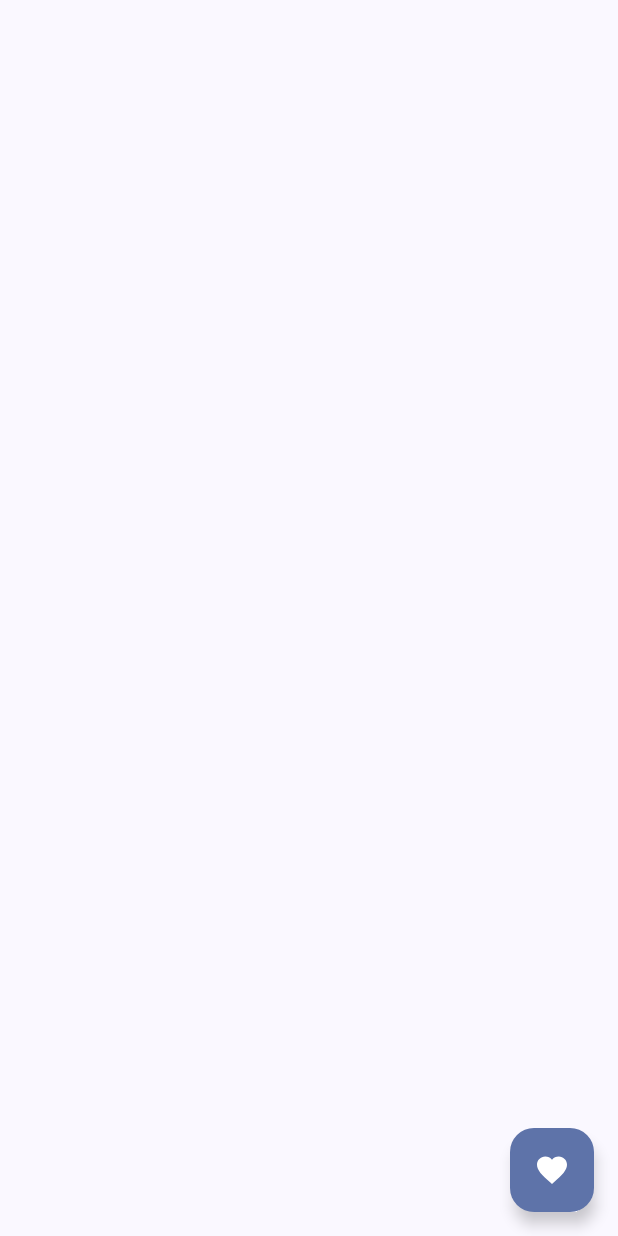
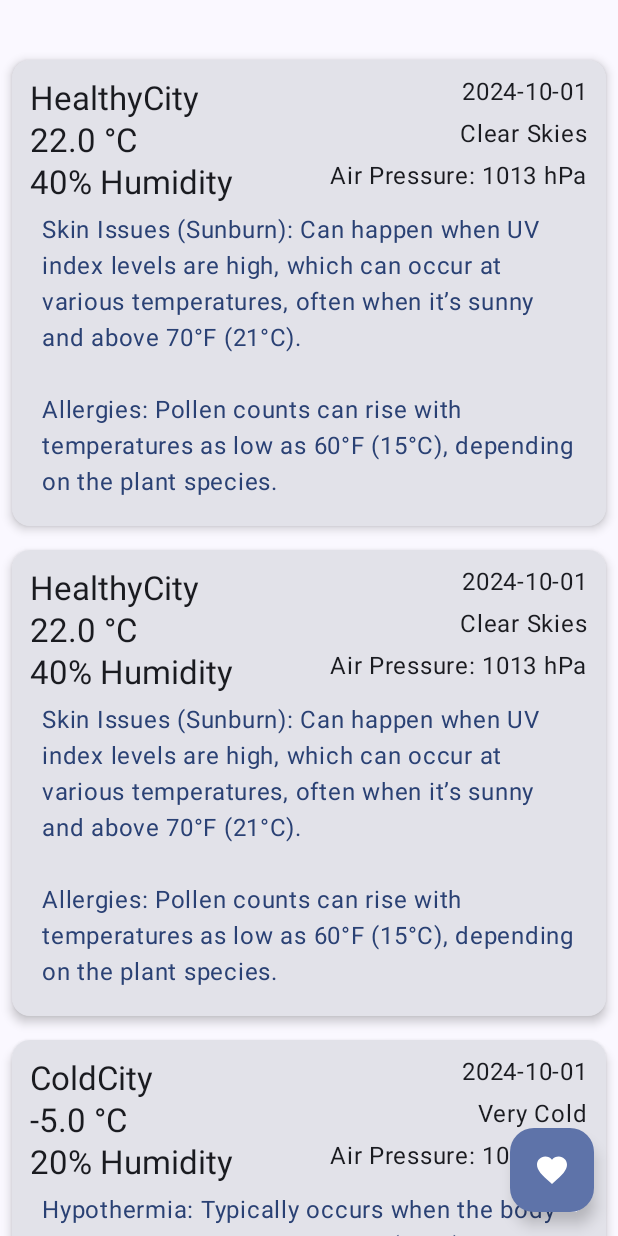
Before and after one commit to Richard19Perez77/WeatherApp, an Android app built with Jetpack Compose: the HeartScreen screen opened through its navigation route, on a phone screen of 412 x 824 dp. Run offline under Robolectric (Android 15) with nearby library versions, the phone set to English and light mode, and no system bars; our stand-ins replace Room's generated code, livedata-compose.

Commit message:
start of mock data

```diff
--- a/app/src/main/java/com/rperez/weatherapp/MainActivity.kt
+++ b/app/src/main/java/com/rperez/weatherapp/MainActivity.kt
@@ -46,6 +46,7 @@ class MainActivity : ComponentActivity() {
         super.onCreate(savedInstanceState)
         val sharedPreferences = getSharedPreferences("WeatherAppPrefs", MODE_PRIVATE)
         val savedCity = sharedPreferences.getString("CITY_NAME", "Tokyo") ?: "Tokyo"
+        temperatureViewModel.insertMockTemperatures()
         weatherViewModel.setCityName(savedCity)
         weatherViewModel.getWeather(savedCity)
         weatherViewModel.weatherState.observeForever { observer ->
@@ -63,6 +64,8 @@ class MainActivity : ComponentActivity() {
                                 desc = item.data?.weather?.firstOrNull()?.description?.replaceFirstChar {
                                     it.uppercase(Locale.ROOT)
                                 }.toString(),
+                                humidity = item.data?.main?.humidity ?: Int.MIN_VALUE,
+                                pressure = item.data?.main?.pressure ?: Int.MIN_VALUE,
                             )
                             temperatureViewModel.insertTemperature(temperatureEntity)
                         }
@@ -81,6 +84,8 @@ class MainActivity : ComponentActivity() {
                                 desc = item.data?.weather?.firstOrNull()?.description?.replaceFirstChar {
                                     it.uppercase(Locale.ROOT)
                                 }.toString(),
+                                humidity = item.data?.main?.humidity ?: Int.MIN_VALUE,
+                                pressure = item.data?.main?.pressure ?: Int.MIN_VALUE,
                             )
                             temperatureViewModel.insertTemperature(temperatureEntity)
                         }
@@ -88,7 +93,7 @@ class MainActivity : ComponentActivity() {
                 }
 
                 is WeatherState.Failure -> {}
-                WeatherState.Loading -> {}
+                is WeatherState.Loading -> {}
                 null -> {}
             }
         }
--- a/app/src/main/java/com/rperez/weatherapp/data/local/db/TemperatureEntity.kt
+++ b/app/src/main/java/com/rperez/weatherapp/data/local/db/TemperatureEntity.kt
@@ -11,4 +11,6 @@ data class TemperatureEntity(
     val desc: String,
     val temperature: Double,
     val local: Boolean,
+    val humidity: Int,
+    val pressure: Int,
 )
--- /dev/null
+++ b/app/src/main/java/com/rperez/weatherapp/data/local/mock/MockTemperatureEntities.kt
@@ -0,0 +1,82 @@
+package com.rperez.weatherapp.data.local.mock
+
+import com.rperez.weatherapp.data.local.db.TemperatureEntity
+
+object MockTemperatureEntities {
+    fun getMockTemperatureEntities(): List<TemperatureEntity> {
+        return listOf(
+            TemperatureEntity(
+                date = "2024-10-01",
+                city = "HealthyCity",
+                desc = "Clear Skies",
+                temperature = 22.0,
+                local = false,
+                humidity = 40,
+                pressure = 1013,
+            ),
+            TemperatureEntity(
+                date = "2024-10-01",
+                city = "HealthyCity",
+                desc = "Clear Skies",
+                temperature = 22.0,
+                local = false,
+                humidity = 40,
+                pressure = 1013,
+            ),
+            TemperatureEntity(
+                date = "2024-10-01",
+                city = "ColdCity",
+                desc = "Very Cold",
+                temperature = -5.0,
+                local = false,
+                humidity = 20,
+                pressure = 1000
+            ),
+            TemperatureEntity(
+                date = "2024-10-02",
+                city = "ModerateCity",
+                desc = "Chilly with low humidity",
+                temperature = 8.0,
+                local = true,
+                humidity = 25,
+                pressure = 1005
+            ),
+            TemperatureEntity(
+                date = "2024-10-03",
+                city = "HotCity",
+                desc = "Very hot and humid",
+                temperature = 42.0,
+                local = false,
+                humidity = 75,
+                pressure = 1015
+            ),
+            TemperatureEntity(
+                date = "2024-10-04",
+                city = "WarmCity",
+                desc = "Warm and moderate",
+                temperature = 25.0,
+                local = false,
+                humidity = 50,
+                pressure = 1010
+            ),
+            TemperatureEntity(
+                date = "2024-10-05",
+                city = "HumidCity",
+                desc = "Moderate temperature with high humidity",
+                temperature = 23.0,
+                local = false,
+                humidity = 80,
+                pressure = 900,
+            ),
+            TemperatureEntity(
+                date = "2024-10-05",
+                city = "HighPressureCity",
+                desc = "Moderate temperature with high humidity",
+                temperature = 23.0,
+                local = false,
+                humidity = 80,
+                pressure = 1066,
+            ),
+        )
+    }
+}
--- a/app/src/main/java/com/rperez/weatherapp/model/WeatherResponse.kt
+++ b/app/src/main/java/com/rperez/weatherapp/model/WeatherResponse.kt
@@ -13,8 +13,9 @@ data class WeatherResponse(
  * Daily vars for weather
  */
 data class Main(
-    val temp: Double,   // Temperature
-    val humidity: Int   // Humidity
+    val temp: Double,
+    val humidity: Int,
+    val pressure: Int,
 )
 
 /**
--- a/app/src/main/java/com/rperez/weatherapp/ui/screen/HeartScreen.kt
+++ b/app/src/main/java/com/rperez/weatherapp/ui/screen/HeartScreen.kt
@@ -10,6 +10,7 @@ import androidx.compose.runtime.LaunchedEffect
 import androidx.compose.runtime.mutableStateOf
 import androidx.compose.runtime.remember
 import androidx.compose.ui.Modifier
+import androidx.compose.ui.text.style.TextOverflow
 import androidx.compose.ui.unit.dp
 import com.rperez.weatherapp.data.local.db.TemperatureEntity
 
@@ -100,29 +101,41 @@ fun TemperatureItem(temperature: TemperatureEntity) {
                     style = MaterialTheme.typography.bodyLarge
                 )
             }
-            if (alertList.isNotEmpty())
+            Row(
+                modifier = Modifier
+                    .fillMaxWidth(),
+                horizontalArrangement = Arrangement.SpaceBetween
+            ) {
+                Text(
+                    text = "${temperature.humidity}% Humidity",
+                    style = MaterialTheme.typography.titleLarge
+                )
+                Text(
+                    text = "Air Pressure: ${temperature.pressure} hPa",
+                    style = MaterialTheme.typography.bodyLarge
+                )
+            }
+            if (alertList.isNotEmpty()) {
                 Text(
                     modifier = Modifier.padding(8.dp),
-                    text = alertList.joinToString(" "),
+                    text = alertList.joinToString("\n\n"),
                     color = MaterialTheme.colorScheme.primary,
                     style = MaterialTheme.typography.bodyLarge,
+                    overflow = TextOverflow.Visible,
                 )
+            }
         }
     }
 }
 
 fun getAlerts(temperature: TemperatureEntity): List<String> {
     var temp = mutableListOf<String>()
-    if (temperature.temperature in 0.0..10.0) {
+    if (temperature.temperature < 10.0) {
         temp.add("Hypothermia: Typically occurs when the body temperature drops below 95°F (35°C). Risk increases in temperatures below 50°F (10°C) with wind chill.")
-    }
-    if (temperature.temperature < 10.0) {
         temp.add("Respiratory Issues: Cold air can affect individuals with asthma or COPD, often when temperatures drop below 50°F (10°C).")
     }
     if (temperature.temperature < 0) {
         temp.add("Frostbite: Can occur in temperatures below 32°F (0°C), especially with wind chill. Risk increases significantly in subzero temperatures.")
-    }
-    if (temperature.temperature < 0) {
         temp.add("Increased Heart Attack Risk: Increased risk can occur in temperatures below 32°F (0°C), especially for those with existing heart conditions.")
     }
     if (temperature.temperature > 27.0) {
@@ -138,5 +151,24 @@ fun getAlerts(temperature: TemperatureEntity): List<String> {
     if (temperature.temperature > 15.0) {
         temp.add("Allergies: Pollen counts can rise with temperatures as low as 60°F (15°C), depending on the plant species.")
     }
+    if (temperature.humidity < 30) {
+        temp.add("Humidity < 30%: Leads to respiratory irritation, dry skin, increased infection risk, static electricity discomfort.")
+    }
+    if (temperature.humidity > 50) {
+        temp.add("Humidity > 50%: Risk of mold and dust mite growth increases, increased sweat and discomfort begins.")
+    }
+    if (temperature.humidity > 60) {
+        temp.add("Humidity > 60%: Significant increase in mold, mildew, and dust mites; respiratory conditions may worsen.")
+    }
+    if (temperature.humidity > 70) {
+        temp.add("Humidity > 70%: Heat-related illnesses, severe discomfort, and heightened allergy or asthma problems and possible joint pains.")
+    }
+    if (temperature.pressure < 980) {
+        temp.add("Low Air Pressure (less than 980) threshold can vary by city but is associated with migraines, joint pain, respiratory issues (shortness of breath and asthma), sinus discomfort, altitude sickness and mood disturbances")
+    }
+    if (temperature.pressure > 1050) {
+        temp.add("High air pressure (more than 1050) threshold can cause health concerns including, barometric pressure headaches, sinus pressure and congestion, joint pain relief, and blood pressure and circulatory concerns.")
+    }
+
     return temp
 }
--- a/app/src/main/java/com/rperez/weatherapp/viewmodel/TemperatureViewModel.kt
+++ b/app/src/main/java/com/rperez/weatherapp/viewmodel/TemperatureViewModel.kt
@@ -3,6 +3,7 @@ package com.rperez.weatherapp.viewmodel
 import androidx.lifecycle.ViewModel
 import androidx.lifecycle.viewModelScope
 import com.rperez.weatherapp.data.local.db.TemperatureEntity
+import com.rperez.weatherapp.data.local.mock.MockTemperatureEntities
 import com.rperez.weatherapp.data.repository.TemperatureRepository
 import kotlinx.coroutines.launch
 
@@ -14,5 +15,13 @@ class TemperatureViewModel(private val repository: TemperatureRepository) : View
         }
     }
 
+    fun insertMockTemperatures() {
+        viewModelScope.launch {
+            for (item in MockTemperatureEntities.getMockTemperatureEntities()) {
+                repository.insertTemperature(item)
+            }
+        }
+    }
+
     suspend fun getAllTemperatures() = repository.getAllTemperatures()
 }
```
